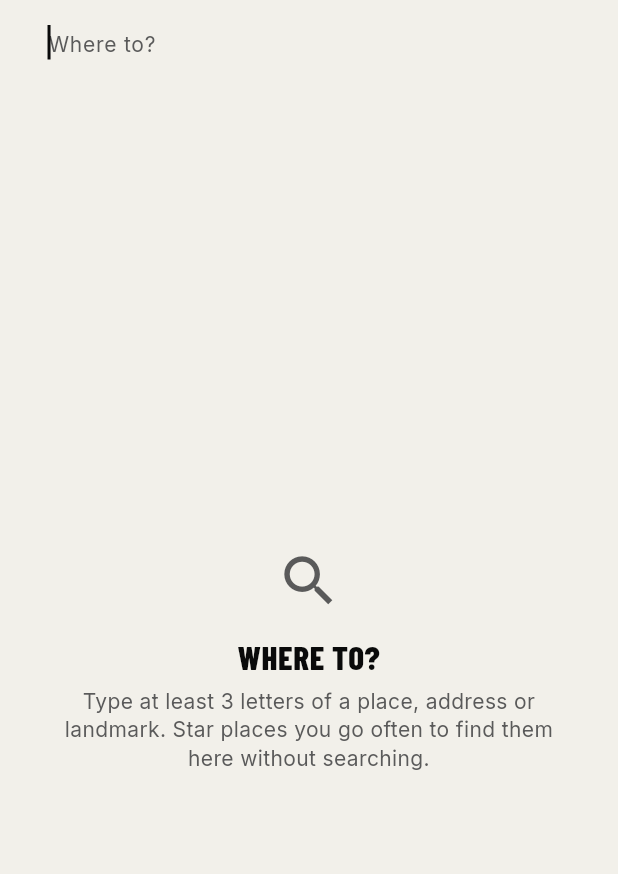
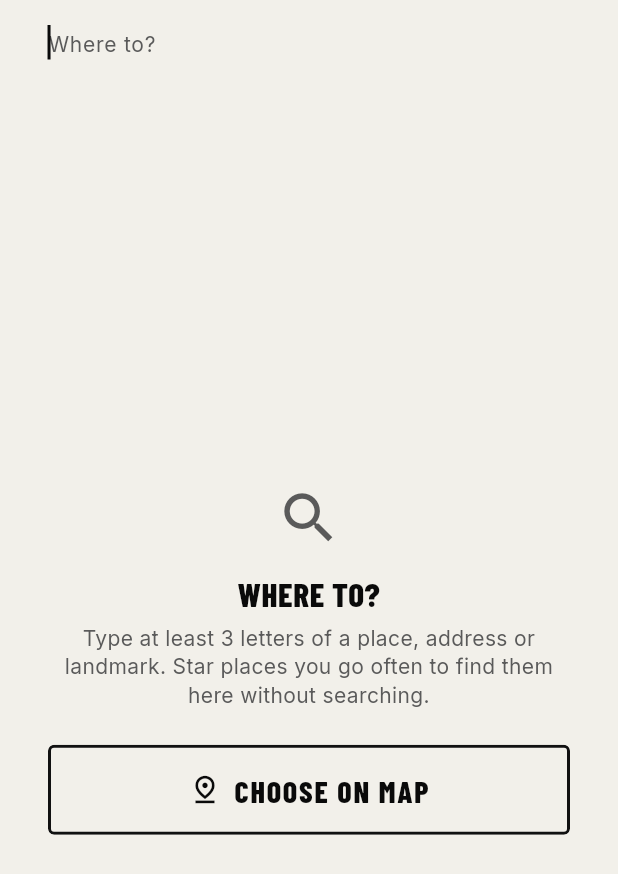
Before and after one commit to FGonzales-Dev/brodie-mobile, a Flutter app: the DestinationSearchScreen screen opened by its route, on a phone screen of 412 x 824 dp. Shown: the top 874 px of the screen. Run offline on Flutter 3.47's test engine with Material 3 defaults, Android fonts, the phone set to English and light mode, and no system bars; our stand-ins replace envied, flutter_riverpod, freezed_annotation, geolocator, go_router, image_picker and 7 more; missing offline and left inert: mapbox_maps_flutter; accounts and stored records are empty; generated files the repository leaves out were written again.

Commit message:
Choose a destination on the map, without searching
The search screen offers Choose on map: move the map until the pin is on
the spot and tap Use this spot. Works for solo rides and for leaders
planning group rides, and costs no place search.

```diff
--- a/lib/app/router/app_router.dart
+++ b/lib/app/router/app_router.dart
@@ -19,6 +19,7 @@ import '../../features/history/presentation/history_screen.dart';
 import '../../features/history/presentation/ride_detail_screen.dart';
 import '../../features/map/presentation/destination_search_screen.dart';
 import '../../features/map/presentation/map_screen.dart';
+import '../../features/map/presentation/pick_on_map_screen.dart';
 import '../../features/map/presentation/solo_ride/solo_ride_screen.dart';
 import '../../features/onboarding/data/onboarding_store.dart';
 import '../../features/onboarding/presentation/onboarding_screen.dart';
@@ -58,6 +59,7 @@ GoRouter router(Ref ref) {
       GoRoute(path: Routes.signUp, builder: (_, _) => const SignUpScreen()),
       GoRoute(path: Routes.chooseUsername, builder: (_, _) => const ChooseUsernameScreen()),
       GoRoute(path: Routes.welcome, builder: (_, _) => const OnboardingScreen()),
+      GoRoute(path: Routes.pickOnMap, builder: (_, _) => const PickOnMapScreen()),
       GoRoute(
         path: Routes.destinationSearch,
         builder: (_, state) => DestinationSearchScreen(
--- a/lib/app/router/routes.dart
+++ b/lib/app/router/routes.dart
@@ -8,6 +8,9 @@ abstract final class Routes {
 
   static const map = '/map';
   static const destinationSearch = '/map/search';
+
+  /// Picking a destination by moving the map; no place search needed.
+  static const pickOnMap = '/map/pick';
 
   /// Destination search for a group ride; counts as a group search in usage.
   static const groupDestinationSearch = '/map/search?for=group';
--- a/lib/features/map/presentation/destination_search_screen.dart
+++ b/lib/features/map/presentation/destination_search_screen.dart
@@ -2,6 +2,7 @@ import 'package:flutter/material.dart';
 import 'package:flutter_riverpod/flutter_riverpod.dart';
 import 'package:go_router/go_router.dart';
 
+import '../../../app/router/routes.dart';
 import '../../../core/design_system/design_system.dart';
 import '../../../core/presentation/feedback.dart';
 import '../data/place_search_repository.dart';
@@ -38,6 +39,12 @@ class _DestinationSearchScreenState extends ConsumerState<DestinationSearchScree
     if (resolved && mounted) _choose(place!);
   }
 
+  /// A spot picked on the map instead of searched for.
+  Future<void> _pickOnMap() async {
+    final place = await context.push<Place>(Routes.pickOnMap);
+    if (place != null && mounted) _choose(place);
+  }
+
   /// Records [place] as a recent search and returns it to the map.
   void _choose(Place place) {
     ref.read(recentPlacesControllerProvider.notifier).add(place);
@@ -66,7 +73,7 @@ class _DestinationSearchScreenState extends ConsumerState<DestinationSearchScree
         ),
       ),
       body: _query.text.trim().length < DestinationSearchController.minQueryLength
-          ? _QuickPicks(onSelect: _choose)
+          ? _QuickPicks(onSelect: _choose, onPickOnMap: _pickOnMap)
           : AsyncValueView(
               value: results,
               onRetry: () => ref.read(destinationSearchControllerProvider(widget.purpose).notifier).retry(_query.text),
@@ -96,9 +103,10 @@ class _DestinationSearchScreenState extends ConsumerState<DestinationSearchScree
 /// Shown until the user has typed enough to search: saved places, then
 /// recent destinations. Both cost no place search to pick.
 class _QuickPicks extends ConsumerWidget {
-  const _QuickPicks({required this.onSelect});
+  const _QuickPicks({required this.onSelect, required this.onPickOnMap});
 
   final ValueChanged<Place> onSelect;
+  final VoidCallback onPickOnMap;
 
   Future<void> _confirmClear(BuildContext context, WidgetRef ref) async {
     final confirmed = await showBrodieConfirmDialog(
@@ -115,12 +123,13 @@ class _QuickPicks extends ConsumerWidget {
     final recents = ref.watch(recentPlacesControllerProvider);
     final saved = ref.watch(savedPlacesControllerProvider).value ?? const <SavedPlace>[];
     if (recents.isEmpty && saved.isEmpty) {
-      return const EmptyState(
+      return EmptyState(
         icon: Icons.search,
         title: 'Where to?',
         message:
             'Type at least ${DestinationSearchController.minQueryLength} letters of a place, address or '
             'landmark. Star places you go often to find them here without searching.',
+        action: BrodieButton.secondary(label: 'Choose on map', icon: Icons.pin_drop_outlined, onPressed: onPickOnMap),
       );
     }
 
@@ -137,8 +146,18 @@ class _QuickPicks extends ConsumerWidget {
     }
 
     return ListView(
-      padding: const EdgeInsets.fromLTRB(BrodieSpace.md, 0, BrodieSpace.md, BrodieSpace.lg),
+      padding: const EdgeInsets.fromLTRB(BrodieSpace.md, BrodieSpace.sm, BrodieSpace.md, BrodieSpace.lg),
       children: [
+        BrodieListGroup(
+          children: [
+            BrodieListTile(
+              leading: const IconTile(icon: Icons.pin_drop_outlined),
+              title: 'Choose on map',
+              subtitle: 'Move the map to the spot',
+              onTap: onPickOnMap,
+            ),
+          ],
+        ),
         if (saved.isNotEmpty) ...[
           const SectionLabel('Saved'),
           BrodieListGroup(
```
Also changed, not shown: lib/features/map/presentation/pick_on_map_screen.dart (added, +104 -0 lines), 1 other file.
